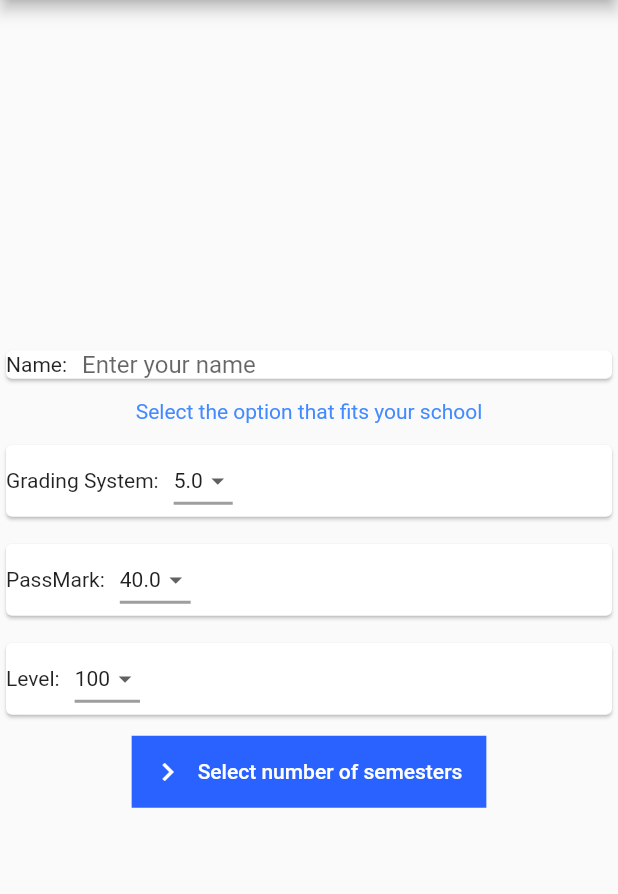
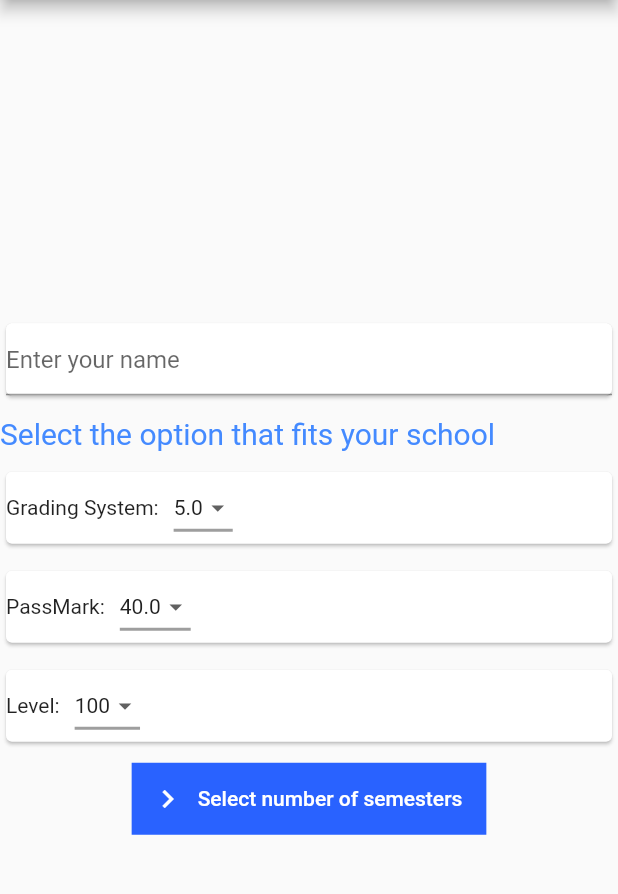
Before and after one commit to Asquare17/BizApp, a Flutter app: the Selection screen opened by its route, on a phone screen of 412 x 824 dp, the part 84-978 px from its top. Run offline on Flutter 3.47's test engine with Material 2 defaults, Android fonts, the phone set to English and light mode, and no system bars.

Commit message:
models updated

```diff
--- a/lib/models/Level.dart
+++ b/lib/models/Level.dart
@@ -2,7 +2,8 @@ import 'package:cgpa_calculator/models/Semester.dart';
 
 class Level {
   String name;
+  int currentLevelNumber;
   List<Semester> semesters;
   List<int> property;
-  Level({this.name, this.property, this.semesters});
+  Level({this.name, this.property, this.semesters, this.currentLevelNumber});
 }
--- a/lib/models/User.dart
+++ b/lib/models/User.dart
@@ -1,9 +1,11 @@
 import 'package:cgpa_calculator/models/Level.dart';
 import 'package:cgpa_calculator/models/School.dart';
 
-class Users {
+class User {
   String name;
   String email;
   School school;
+  int levelNumber;
   List<Level> level;
+  User({this.name, this.email, this.level, this.school, this.levelNumber});
 }
--- a/lib/pages/selection.dart
+++ b/lib/pages/selection.dart
@@ -1,3 +1,6 @@
+import 'package:cgpa_calculator/models/Level.dart';
+import 'package:cgpa_calculator/models/School.dart';
+import 'package:cgpa_calculator/models/User.dart';
 import 'package:cgpa_calculator/pages/selection2.dart';
 import 'package:flutter/material.dart';
 
@@ -11,62 +14,51 @@ class _SelectionState extends State<Selection> {
   double passmark = 40;
   int level = 100;
 
-  final nameController = TextEditingController();
+  final guestNameController = TextEditingController();
   final _formkey = GlobalKey<FormState>();
   @override
   void dispose() {
-    nameController.dispose();
+    guestNameController.dispose();
     super.dispose();
   }
 
   @override
   Widget build(BuildContext context) {
+    MaterialAccentColor primaryColor = Theme.of(context).primaryColor;
     return Scaffold(
         appBar: AppBar(
           title: Text('CGPA Calculator'),
           centerTitle: true,
-          backgroundColor: Colors.blueAccent,
+          backgroundColor: primaryColor,
         ),
         body: Center(
           child: ListView(
             shrinkWrap: true,
             children: <Widget>[
               Card(
-                child: Row(
-                  children: <Widget>[
-                    Text('Name:'),
-                    SizedBox(
-                      width: 10,
-                    ),
-                    Container(
-                      width: 200,
                 child: Form(
                   key: _formkey,
                   child: TextFormField(
-                          controller: nameController,
+                    controller: guestNameController,
                     validator: (val) {
                       if (val.isEmpty) {
                         return 'Enter your name!!';
                       } else
                         return null;
                     },
-                          decoration: InputDecoration.collapsed(
+                    decoration: InputDecoration(
                       hintText: 'Enter your name',
                     ),
                   ),
                 ),
               ),
-                  ],
-                ),
-              ),
               SizedBox(
                 height: 10,
               ),
-              Center(
-                  child: Text(
+              Text(
                 'Select the option that fits your school',
-                style: TextStyle(color: Colors.blueAccent),
-              )),
+                style: TextStyle(color: primaryColor, fontSize: 20),
+              ),
               SizedBox(height: 10),
               Card(
                 child: Row(
@@ -190,8 +182,16 @@ class _SelectionState extends State<Selection> {
                                 'pointbase': pointbase,
                                 'passmark': passmark,
                                 'level': level,
-                                'name': nameController.text,
+                                'name': guestNameController.text,
                               },
+                              user: User(
+                                name: guestNameController.text,
+                                school: School(
+                                  pointbase: pointbase,
+                                  passmark: passmark,
+                                ),
+                                levelNumber: (level * 0.01).toInt(),
+                              ),
                             ),
                           ),
                         );
--- a/lib/pages/selection2.dart
+++ b/lib/pages/selection2.dart
@@ -1,11 +1,13 @@
 import 'package:cgpa_calculator/models/Level.dart';
+import 'package:cgpa_calculator/models/User.dart';
 import 'package:cgpa_calculator/pages/selection3.dart';
 import 'package:flutter/material.dart';
 
 class Selection2 extends StatefulWidget {
   final int n;
   final Map data;
-  Selection2({this.n, this.data});
+  final User user;
+  Selection2({this.n, this.data, this.user});
   @override
   _Selection2State createState() => _Selection2State();
 }
```
Lines whose indentation alone changed are shown as unchanged.
